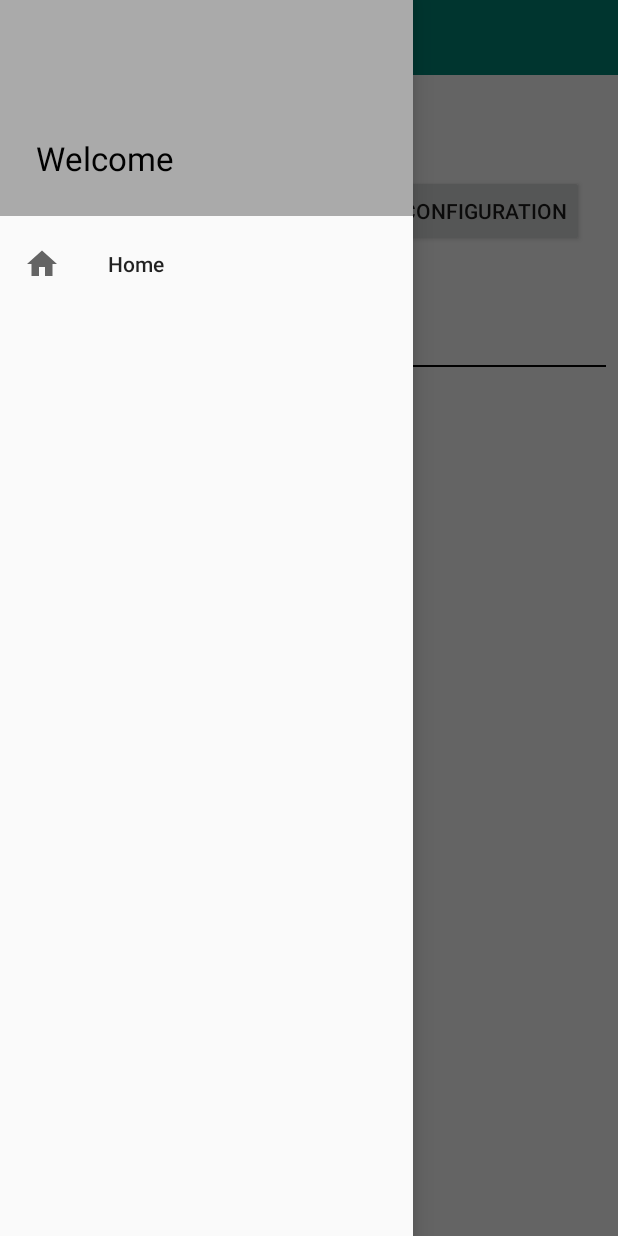
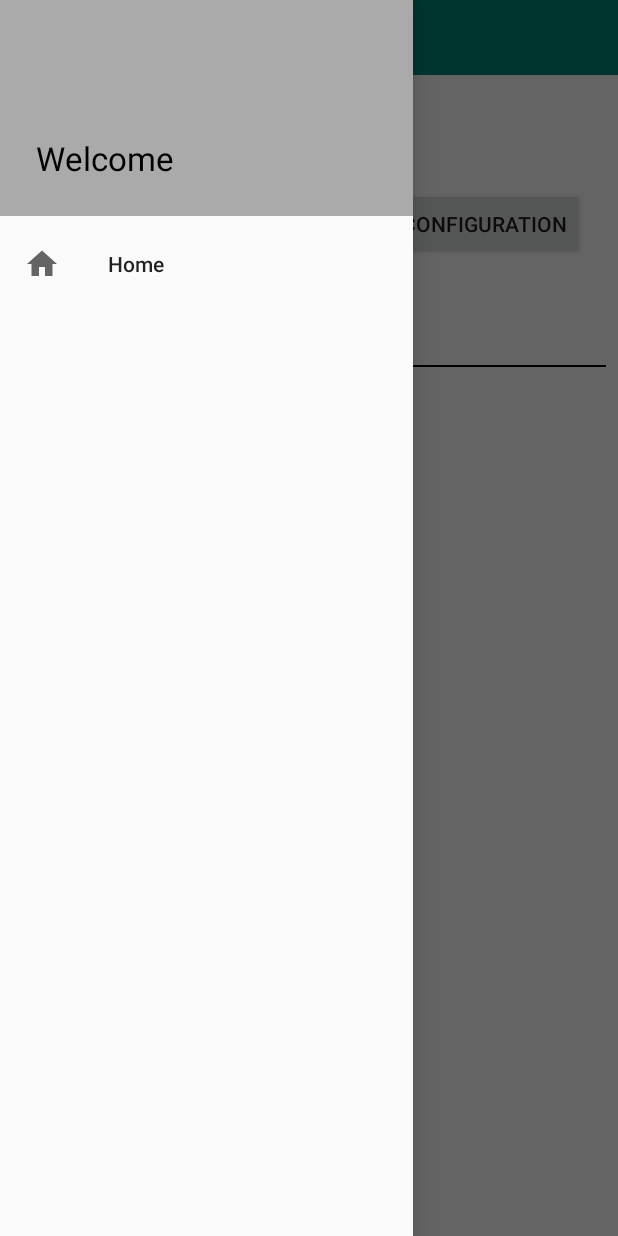
Before and after one commit to Harsh2098/ITSM-Client, an Android app: the ConfigurationFragment screen opened through its navigation route, with the side drawer open, on a phone screen of 412 x 824 dp. Run offline under Robolectric (Android 15) with nearby library versions, the phone set to English and light mode, and no system bars; our stand-ins replace navigation-ui; 1 statement that could not run was skipped.

Commit message:
Add set configuration request

```diff
--- a/app/src/main/java/com/hmproductions/itsmclient/ITSMClient.kt
+++ b/app/src/main/java/com/hmproductions/itsmclient/ITSMClient.kt
@@ -8,11 +8,11 @@ interface ITSMClient {
 
     @Headers("Content-Type:application/json")
     @POST("user/login")
-    fun login(@Body loginDetails: LoginDetails): Call<LoginResponse>
+    fun login(@Body loginDetails: LoginDetails): Call<GenericResponse>
 
     @Headers("Content-Type:application/json")
     @POST("user/signup")
-    fun signUp(@Body signUpDetails: SignUpDetails): Call<LoginResponse>
+    fun signUp(@Body signUpDetails: SignUpDetails): Call<GenericResponse>
 
     @GET("core/data")
     fun getTickets(@Header("Authorization") authorization: String): Call<TicketResponse>
@@ -22,4 +22,7 @@ interface ITSMClient {
 
     @GET("config/available")
     fun getAvailableFields(@Header("Authorization") authorization: String): Call<FieldResponse>
+
+    @POST("config")
+    fun setConfiguration(@Header("Authorization") authorization: String, @Body configurationRequest: ConfigurationRequest): Call<GenericResponse>
 }
--- a/app/src/main/java/com/hmproductions/itsmclient/data/DataClasses.kt
+++ b/app/src/main/java/com/hmproductions/itsmclient/data/DataClasses.kt
@@ -14,7 +14,7 @@ data class LoginDetails(val email: String, val password: String)
 
 data class SignUpDetails(val email: String, val password: String, val company: String, val tier: Int, val designation: String)
 
-data class LoginResponse(val statusCode: Int, val message: String, val token: String, val isAdmin: Boolean)
+data class GenericResponse(val statusCode: Int, val message: String, val token: String, val isAdmin: Boolean)
 
 // Configuration data classes
 data class ConfigurationResponse(val result: ConfigurationResult)
@@ -28,5 +28,7 @@ data class FieldResponse(val configuration: List<ConfigurationField>)
 
 data class ConfigurationField(val field: String, var checked: Boolean = false)
 
+data class ConfigurationRequest(val tier: Int, val fields: List<String>)
+
 // Generic data classes
 data class ErrorMessage(val statusCode: Int, val message: String)
--- a/app/src/main/java/com/hmproductions/itsmclient/utils/Miscellaneous.kt
+++ b/app/src/main/java/com/hmproductions/itsmclient/utils/Miscellaneous.kt
@@ -5,7 +5,6 @@ import android.view.View
 import android.view.inputmethod.InputMethodManager
 import com.google.gson.Gson
 import com.hmproductions.itsmclient.data.ErrorMessage
-import com.hmproductions.itsmclient.data.LoginResponse
 
 object Miscellaneous {
 
--- a/app/src/main/res/layout/fragment_configuration.xml
+++ b/app/src/main/res/layout/fragment_field.xml
@@ -8,16 +8,15 @@
         android:id="@+id/tierText"
         android:layout_width="wrap_content"
         android:layout_height="0dp"
-        android:layout_marginTop="8dp"
         android:gravity="center"
         android:text="@string/select_tier"
         android:textColor="@color/neutral_color"
         android:textSize="20sp"
-        app:layout_constraintBottom_toBottomOf="@+id/tierPicker"
+        app:layout_constraintBottom_toBottomOf="@+id/setConfigButton"
         app:layout_constraintEnd_toStartOf="@+id/tierPicker"
         app:layout_constraintHorizontal_bias="0.5"
         app:layout_constraintStart_toStartOf="parent"
-        app:layout_constraintTop_toTopOf="@+id/tierPicker" />
+        app:layout_constraintTop_toTopOf="@+id/setConfigButton" />
 
     <NumberPicker
         android:id="@+id/tierPicker"
@@ -34,12 +33,11 @@
         android:id="@+id/setConfigButton"
         android:layout_width="wrap_content"
         android:layout_height="wrap_content"
-        android:layout_marginBottom="8dp"
         android:text="@string/set_configuration"
         app:layout_constraintBottom_toBottomOf="@+id/tierPicker"
         app:layout_constraintEnd_toEndOf="parent"
         app:layout_constraintStart_toEndOf="@id/tierPicker"
-        app:layout_constraintTop_toTopOf="parent" />
+        app:layout_constraintTop_toTopOf="@+id/tierPicker" />
 
     <View
         android:id="@+id/mainDivider"
--- a/app/src/main/res/navigation/mlitsm_navigation.xml
+++ b/app/src/main/res/navigation/mlitsm_navigation.xml
@@ -65,7 +65,7 @@
         android:id="@+id/configuration_dest"
         android:name="com.hmproductions.itsmclient.fragment.ConfigurationFragment"
         android:label="@string/add_configuration"
-        tools:layout="@layout/fragment_configuration" />
+        tools:layout="@layout/fragment_field" />
 
     <fragment
         android:id="@+id/signup_dest"
```
Also changed, not shown: app/src/main/java/com/hmproductions/itsmclient/fragment/AdminFragment.kt (+9 -5 lines), app/src/main/java/com/hmproductions/itsmclient/fragment/ConfigurationFragment.kt (+33 -2 lines).
